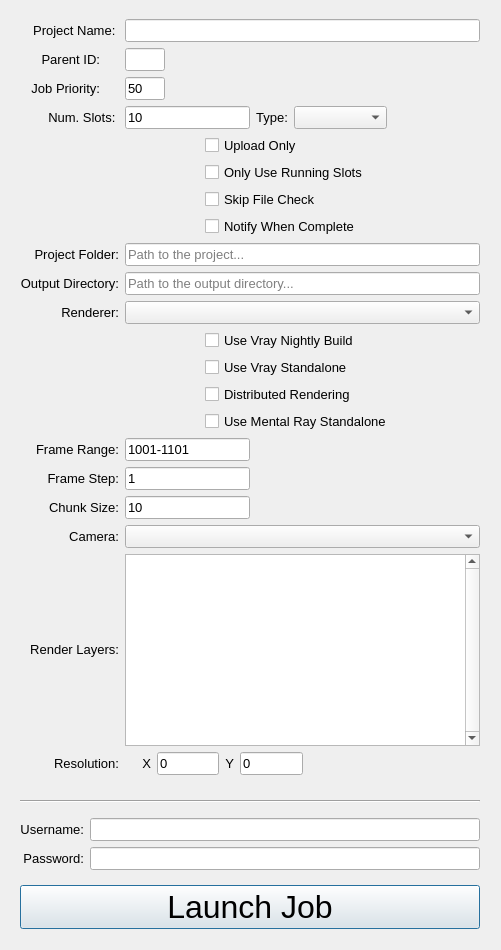
Before: the Qt Designer form resources/submit_dialog.ui in mybikeislost/zync-maya, drawn with Qt 5.
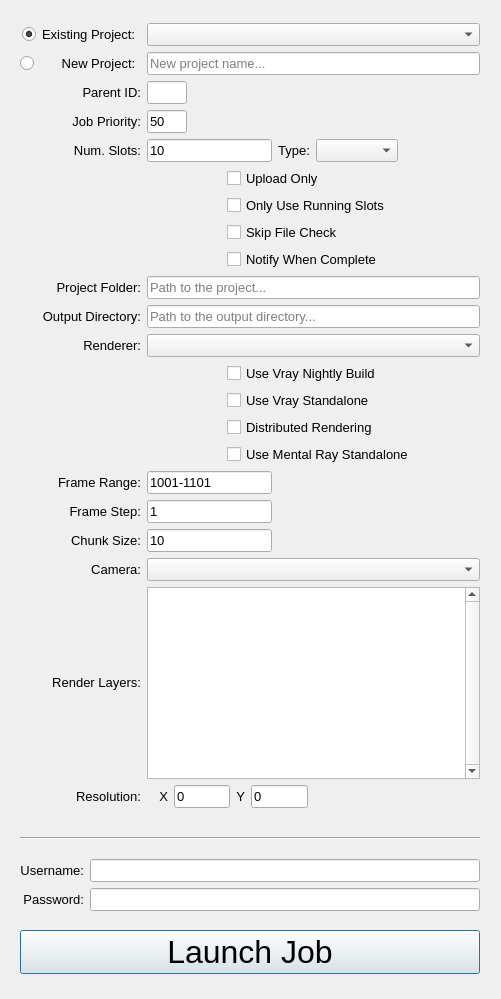
After: the same form once the commit is applied.

Commit message: Added Existing Project dropdown and logic to support it.

The edit to the form file:
```diff
--- a/resources/submit_dialog.ui
+++ b/resources/submit_dialog.ui
@@ -7,7 +7,7 @@
     <x>0</x>
     <y>0</y>
     <width>501</width>
-    <height>950</height>
+    <height>999</height>
    </rect>
   </property>
   <property name="windowTitle">
@@ -19,7 +19,7 @@
      <x>0</x>
      <y>0</y>
      <width>480</width>
-     <height>941</height>
+     <height>988</height>
     </rect>
    </property>
    <property name="font">
@@ -42,7 +42,7 @@
       <property name="bottomMargin">
        <number>10</number>
       </property>
-      <item row="14" column="1">
+      <item row="15" column="1">
        <layout class="QHBoxLayout" name="horizontalLayout_12">
         <item>
          <spacer name="horizontalSpacer_12">
@@ -72,7 +72,7 @@
         </item>
        </layout>
       </item>
-      <item row="11" column="1">
+      <item row="12" column="1">
        <layout class="QHBoxLayout" name="horizontalLayout_9">
         <item>
          <spacer name="horizontalSpacer_9">
@@ -102,22 +102,7 @@
         </item>
        </layout>
       </item>
-      <item row="0" column="0">
-       <widget class="QLabel" name="label">
-        <property name="font">
-         <font>
-          <pointsize>10</pointsize>
-         </font>
-        </property>
-        <property name="text">
-         <string>Project Name: </string>
-        </property>
-        <property name="alignment">
-         <set>Qt::AlignRight|Qt::AlignTrailing|Qt::AlignVCenter</set>
-        </property>
-       </widget>
-      </item>
-      <item row="3" column="1">
+      <item row="4" column="1">
        <layout class="QHBoxLayout" name="horizontalLayout_3">
         <item>
          <widget class="QLineEdit" name="num_instances">
@@ -188,11 +173,11 @@
         </item>
        </layout>
       </item>
-      <item row="2" column="0">
+      <item row="3" column="0">
        <widget class="QLabel" name="label_17">
         <property name="maximumSize">
          <size>
-          <width>80</width>
+          <width>16777215</width>
           <height>16777215</height>
          </size>
         </property>
@@ -209,7 +194,7 @@
         </property>
        </widget>
       </item>
-      <item row="20" column="1">
+      <item row="21" column="1">
        <layout class="QHBoxLayout" name="horizontalLayout">
         <property name="spacing">
          <number>-1</number>
@@ -322,7 +307,7 @@
         </item>
        </layout>
       </item>
-      <item row="19" column="0">
+      <item row="20" column="0">
        <widget class="QLabel" name="label_11">
         <property name="sizePolicy">
          <sizepolicy hsizetype="Minimum" vsizetype="Fixed">
@@ -343,11 +328,11 @@
         </property>
        </widget>
       </item>
-      <item row="3" column="0">
+      <item row="4" column="0">
        <widget class="QLabel" name="label_2">
         <property name="maximumSize">
          <size>
-          <width>106</width>
+          <width>16777215</width>
           <height>16777215</height>
          </size>
         </property>
@@ -357,7 +342,7 @@
          </font>
         </property>
         <property name="text">
-         <string>Num. Slots: </string>
+         <string>Num. Slots:</string>
         </property>
         <property name="textFormat">
          <enum>Qt::AutoText</enum>
@@ -379,14 +364,50 @@
         </property>
        </widget>
       </item>
-      <item row="0" column="1">
-       <widget class="QLineEdit" name="project_name">
+      <item row="1" column="1">
+       <widget class="QLineEdit" name="new_project_name">
+        <property name="placeholderText">
+         <string>New project name...</string>
+        </property>
         <property name="-tx" stdset="0">
          <string>`python &quot;cmds.submit_callb('project_name')&quot;`</string>
         </property>
        </widget>
       </item>
-      <item row="5" column="1">
+      <item row="1" column="0" alignment="Qt::AlignRight">
+       <widget class="QRadioButton" name="new_project">
+        <property name="text">
+         <string>      New Project:</string>
+        </property>
+        <property name="checked">
+         <bool>false</bool>
+        </property>
+        <property name="-ann" stdset="0">
+         <string>`python &quot;cmds.submit_callb('new_project')&quot;`</string>
+        </property>
+       </widget>
+      </item>
+      <item row="0" column="0" alignment="Qt::AlignRight">
+       <widget class="QRadioButton" name="existing_project">
+        <property name="text">
+         <string>Existing Project:</string>
+        </property>
+        <property name="checked">
+         <bool>true</bool>
+        </property>
+        <property name="-ann" stdset="0">
+         <string>`python &quot;cmds.submit_callb('existing_project')&quot;`</string>
+        </property>
+       </widget>
+      </item>
+      <item row="0" column="1">
+       <widget class="QComboBox" name="existing_project_name">
+        <property name="-ann" stdset="0">
+         <string>`python &quot;cmds.submit_callb('existing_project_name')&quot;`</string>
+        </property>
+       </widget>
+      </item>
+      <item row="6" column="1">
        <layout class="QHBoxLayout" name="horizontalLayout_6">
         <item>
          <spacer name="horizontalSpacer_8">
@@ -416,7 +437,7 @@
         </item>
        </layout>
       </item>
-      <item row="20" column="0">
+      <item row="21" column="0">
        <widget class="QLabel" name="label_12">
         <property name="font">
          <font>
@@ -431,7 +452,7 @@
         </property>
        </widget>
       </item>
-      <item row="18" column="1">
+      <item row="19" column="1">
        <widget class="QComboBox" name="camera">
         <property name="font">
          <font>
@@ -443,7 +464,7 @@
         </property>
        </widget>
       </item>
-      <item row="19" column="1">
+      <item row="20" column="1">
        <widget class="QListWidget" name="layers">
         <property name="sizePolicy">
          <sizepolicy hsizetype="Preferred" vsizetype="Preferred">
@@ -486,7 +507,7 @@
         </property>
        </widget>
       </item>
-      <item row="18" column="0">
+      <item row="19" column="0">
        <widget class="QLabel" name="label_10">
         <property name="font">
          <font>
@@ -501,7 +522,7 @@
         </property>
        </widget>
       </item>
-      <item row="17" column="0">
+      <item row="18" column="0">
        <widget class="QLabel" name="label_9">
         <property name="font">
          <font>
@@ -516,7 +537,7 @@
         </property>
        </widget>
       </item>
-      <item row="2" column="1">
+      <item row="3" column="1">
        <layout class="QHBoxLayout" name="horizontalLayout_4">
         <item>
          <widget class="QLineEdit" name="priority">
@@ -549,7 +570,7 @@
         </item>
        </layout>
       </item>
-      <item row="17" column="1">
+      <item row="18" column="1">
        <widget class="QLineEdit" name="chunk_size">
         <property name="sizePolicy">
          <sizepolicy hsizetype="Maximum" vsizetype="Fixed">
@@ -570,7 +591,7 @@
         </property>
        </widget>
       </item>
-      <item row="16" column="0">
+      <item row="17" column="0">
        <widget class="QLabel" name="label_8">
         <property name="font">
          <font>
@@ -585,7 +606,22 @@
         </property>
        </widget>
       </item>
-      <item row="16" column="1">
+      <item row="16" column="0">
+       <widget class="QLabel" name="label_7">
+        <property name="font">
+         <font>
+          <pointsize>10</pointsize>
+         </font>
+        </property>
+        <property name="text">
+         <string>Frame Range:</string>
+        </property>
+        <property name="alignment">
+         <set>Qt::AlignRight|Qt::AlignTrailing|Qt::AlignVCenter</set>
+        </property>
+       </widget>
+      </item>
+      <item row="17" column="1">
        <widget class="QLineEdit" name="frame_step">
         <property name="sizePolicy">
          <sizepolicy hsizetype="Maximum" vsizetype="Fixed">
@@ -606,22 +642,7 @@
         </property>
        </widget>
       </item>
-      <item row="15" column="0">
-       <widget class="QLabel" name="label_7">
-        <property name="font">
-         <font>
-          <pointsize>10</pointsize>
-         </font>
-        </property>
-        <property name="text">
-         <string>Frame Range:</string>
-        </property>
-        <property name="alignment">
-         <set>Qt::AlignRight|Qt::AlignTrailing|Qt::AlignVCenter</set>
-        </property>
-       </widget>
-      </item>
-      <item row="10" column="0">
+      <item row="11" column="0">
        <widget class="QLabel" name="label_6">
         <property name="font">
          <font>
@@ -636,28 +657,7 @@
         </property>
        </widget>
       </item>
-      <item row="1" column="0">
-       <widget class="QLabel" name="label_18">
-        <property name="maximumSize">
-         <size>
-          <width>80</width>
-          <height>16777215</height>
-         </size>
-        </property>
-        <property name="font">
-         <font>
-          <pointsize>10</pointsize>
-         </font>
-        </property>
-        <property name="text">
-         <string>Parent ID:</string>
-        </property>
-        <property name="alignment">
-         <set>Qt::AlignRight|Qt::AlignTrailing|Qt::AlignVCenter</set>
-        </property>
-       </widget>
-      </item>
-      <item row="15" column="1">
+      <item row="16" column="1">
        <widget class="QLineEdit" name="frange">
         <property name="sizePolicy">
          <sizepolicy hsizetype="Maximum" vsizetype="Fixed">
@@ -678,7 +678,7 @@
         </property>
        </widget>
       </item>
-      <item row="9" column="0">
+      <item row="10" column="0">
        <widget class="QLabel" name="label_5">
         <property name="font">
          <font>
@@ -693,14 +693,14 @@
         </property>
        </widget>
       </item>
-      <item row="10" column="1">
+      <item row="11" column="1">
        <widget class="QComboBox" name="renderer">
         <property name="-ann" stdset="0">
          <string>`python &quot;cmds.submit_callb('renderer')&quot;`</string>
         </property>
        </widget>
       </item>
-      <item row="8" column="0">
+      <item row="9" column="0">
        <widget class="QLabel" name="label_4">
         <property name="font">
          <font>
@@ -715,7 +715,7 @@
         </property>
        </widget>
       </item>
-      <item row="9" column="1">
+      <item row="10" column="1">
        <widget class="QLineEdit" name="output_dir">
         <property name="placeholderText">
          <string>Path to the output directory...</string>
@@ -725,7 +725,7 @@
         </property>
        </widget>
       </item>
-      <item row="8" column="1">
+      <item row="9" column="1">
        <widget class="QLineEdit" name="project">
         <property name="placeholderText">
          <string>Path to the project...</string>
@@ -735,7 +735,7 @@
         </property>
        </widget>
       </item>
-      <item row="4" column="1">
+      <item row="5" column="1">
        <layout class="QHBoxLayout" name="horizontalLayout_5">
         <item>
          <spacer name="horizontalSpacer_3">
@@ -765,7 +765,7 @@
         </item>
        </layout>
       </item>
-      <item row="6" column="1">
+      <item row="7" column="1">
        <layout class="QHBoxLayout" name="horizontalLayout_7">
         <item>
          <spacer name="horizontalSpacer_6">
@@ -801,7 +801,7 @@
         </item>
        </layout>
       </item>
-      <item row="12" column="1">
+      <item row="13" column="1">
        <layout class="QHBoxLayout" name="horizontalLayout_10">
         <item>
          <spacer name="horizontalSpacer_11">
@@ -831,7 +831,7 @@
         </item>
        </layout>
       </item>
-      <item row="7" column="1">
+      <item row="8" column="1">
        <layout class="QHBoxLayout" name="horizontalLayout_8">
         <item>
          <spacer name="horizontalSpacer_7">
@@ -867,7 +867,7 @@
         </item>
        </layout>
       </item>
-      <item row="1" column="1">
+      <item row="2" column="1">
        <layout class="QHBoxLayout" name="horizontalLayout_11">
         <item>
          <widget class="QLineEdit" name="parent_id">
@@ -906,7 +906,7 @@
         </item>
        </layout>
       </item>
-      <item row="13" column="1">
+      <item row="14" column="1">
        <layout class="QHBoxLayout" name="horizontalLayout_15">
         <item>
          <spacer name="horizontalSpacer_13">
@@ -936,6 +936,33 @@
         </item>
        </layout>
       </item>
+      <item row="2" column="0">
+       <widget class="QLabel" name="label_18">
+        <property name="sizePolicy">
+         <sizepolicy hsizetype="Preferred" vsizetype="Preferred">
+          <horstretch>0</horstretch>
+          <verstretch>0</verstretch>
+         </sizepolicy>
+        </property>
+        <property name="maximumSize">
+         <size>
+          <width>16777215</width>
+          <height>16777215</height>
+         </size>
+        </property>
+        <property name="font">
+         <font>
+          <pointsize>10</pointsize>
+         </font>
+        </property>
+        <property name="text">
+         <string>Parent ID:</string>
+        </property>
+        <property name="alignment">
+         <set>Qt::AlignRight|Qt::AlignTrailing|Qt::AlignVCenter</set>
+        </property>
+       </widget>
+      </item>
      </layout>
     </item>
     <item>
```
Left out of the diff: 11 changed lines with no effect on the pictures. The commit also changes 1 other file.
